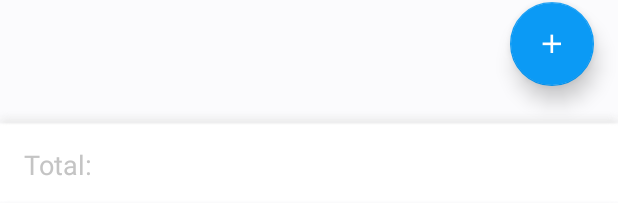
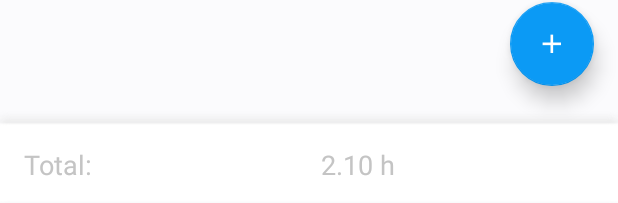
Before and after one commit to domw94/WorKing, an Android app: the layout activity_main.xml on its own in the app's theme, with its tools: preview values and no code run, on a phone screen of 412 x 824 dp. Shown: the part 1030-1233 px from the top of the screen. Run offline under Robolectric (Android 15) with nearby library versions, the light colour scheme and no system bars.

Commit message:
add calculate sum of working hours per month

```diff
--- a/app/src/main/java/de/dominikwieners/working/ui/activities/main/fragments/MonthFragment.java
+++ b/app/src/main/java/de/dominikwieners/working/ui/activities/main/fragments/MonthFragment.java
@@ -51,7 +51,7 @@ public class MonthFragment extends MvpFragment<FragmentWorkView, FragmentWorkPre
     public View onCreateView(@NonNull LayoutInflater inflater, @Nullable ViewGroup container, @Nullable Bundle savedInstanceState) {
         View view = inflater.inflate(R.layout.fragment_main_month, container, false);
         ButterKnife.bind(this, view);
-        recycler.setAdapter(new WorkAdapter(presenter, getArguments()));
+        recycler.setAdapter(new WorkAdapter(presenter, getActivity().getApplicationContext(), getArguments()));
         recycler.setLayoutManager(new LinearLayoutManager(getActivity().getApplicationContext()));
         recycler.addItemDecoration(new DividerItemDecoration(getActivity().getApplicationContext(), LinearLayoutManager.VERTICAL));
         return view;
--- a/app/src/main/res/layout/activity_add_working.xml
+++ b/app/src/main/res/layout/activity_add_working.xml
@@ -87,6 +87,7 @@
         android:layout_marginEnd="16dp"
         android:layout_marginTop="24dp"
         android:ems="10"
+        android:hint="@string/add_working_start_hint"
         android:inputType="textPersonName"
         app:layout_constraintEnd_toEndOf="parent"
         app:layout_constraintTop_toBottomOf="@+id/add_working_sp_type" />
@@ -109,6 +110,7 @@
         android:layout_marginEnd="16dp"
         android:layout_marginTop="16dp"
         android:ems="10"
+        android:hint="@string/add_working_end_hint"
         android:inputType="textPersonName"
         app:layout_constraintEnd_toEndOf="parent"
         app:layout_constraintTop_toBottomOf="@+id/add_working_et_from" />
--- a/app/src/main/res/layout/activity_main.xml
+++ b/app/src/main/res/layout/activity_main.xml
@@ -65,17 +65,35 @@
 
         <TextView
             android:id="@+id/main_total_label"
-            android:layout_width="wrap_content"
-            android:layout_height="wrap_content"
+            android:layout_width="0dp"
+            android:layout_height="25dp"
+            android:layout_marginEnd="8dp"
             android:layout_marginStart="16dp"
             android:layout_marginTop="8dp"
             android:text="Total:"
             android:textColor="@color/colorLightGrayText"
             android:textSize="18sp"
             app:layout_constraintBottom_toBottomOf="parent"
+            app:layout_constraintEnd_toStartOf="@+id/main_hours"
             app:layout_constraintStart_toStartOf="parent"
             app:layout_constraintTop_toTopOf="parent"
             app:layout_constraintVertical_bias="0.513" />
+
+        <TextView
+            android:id="@+id/main_hours"
+            android:layout_width="0dp"
+            android:layout_height="26dp"
+            android:layout_marginBottom="14dp"
+            android:layout_marginEnd="16dp"
+            android:layout_marginStart="8dp"
+            android:layout_marginTop="24dp"
+            android:textColor="@color/colorLightGrayText"
+            android:textSize="18sp"
+            app:layout_constraintBottom_toBottomOf="parent"
+            app:layout_constraintEnd_toEndOf="parent"
+            app:layout_constraintStart_toEndOf="@+id/main_total_label"
+            app:layout_constraintTop_toTopOf="parent"
+            tools:text="2.10 h" />
     </android.support.constraint.ConstraintLayout>
 
 
--- a/app/src/main/res/layout/item_main_working_hour.xml
+++ b/app/src/main/res/layout/item_main_working_hour.xml
@@ -4,7 +4,7 @@
     xmlns:tools="http://schemas.android.com/tools"
     android:layout_width="match_parent"
     android:layout_height="wrap_content"
-    android:background="@color/colorLightGray">
+    android:background="?android:attr/selectableItemBackground">
 
     <TextView
         android:id="@+id/item_working_hour_date"
--- a/app/src/main/res/values/strings.xml
+++ b/app/src/main/res/values/strings.xml
@@ -28,4 +28,7 @@
         <item>December</item>
     </string-array>
     <string name="welcome_dialog_positiv">save</string>
+    <string name="error_times_incorrect">start or end time incorrect</string>
+    <string name="add_working_start_hint">06.00 Uhr</string>
+    <string name="add_working_end_hint">18.00 Uhr</string>
 </resources>
```
Also changed, not shown: app/src/main/java/de/dominikwieners/working/presenter/ActivityAddWorkingPresenter.java (+25 -1 lines), app/src/main/java/de/dominikwieners/working/presenter/ActivityMainPresenter.java (+26 -2 lines), app/src/main/java/de/dominikwieners/working/presenter/FragmentWorkPresenter.java (+19 -0 lines), app/src/main/java/de/dominikwieners/working/ui/activities/main/MainActivity.java (+10 -2 lines), app/src/main/java/de/dominikwieners/working/ui/activities/main/adapter/WorkAdapter.java (+35 -4 lines), app/src/main/java/de/dominikwieners/working/ui/activities/working/AddWorkingActivity.java (+11 -4 lines), 2 other files.
